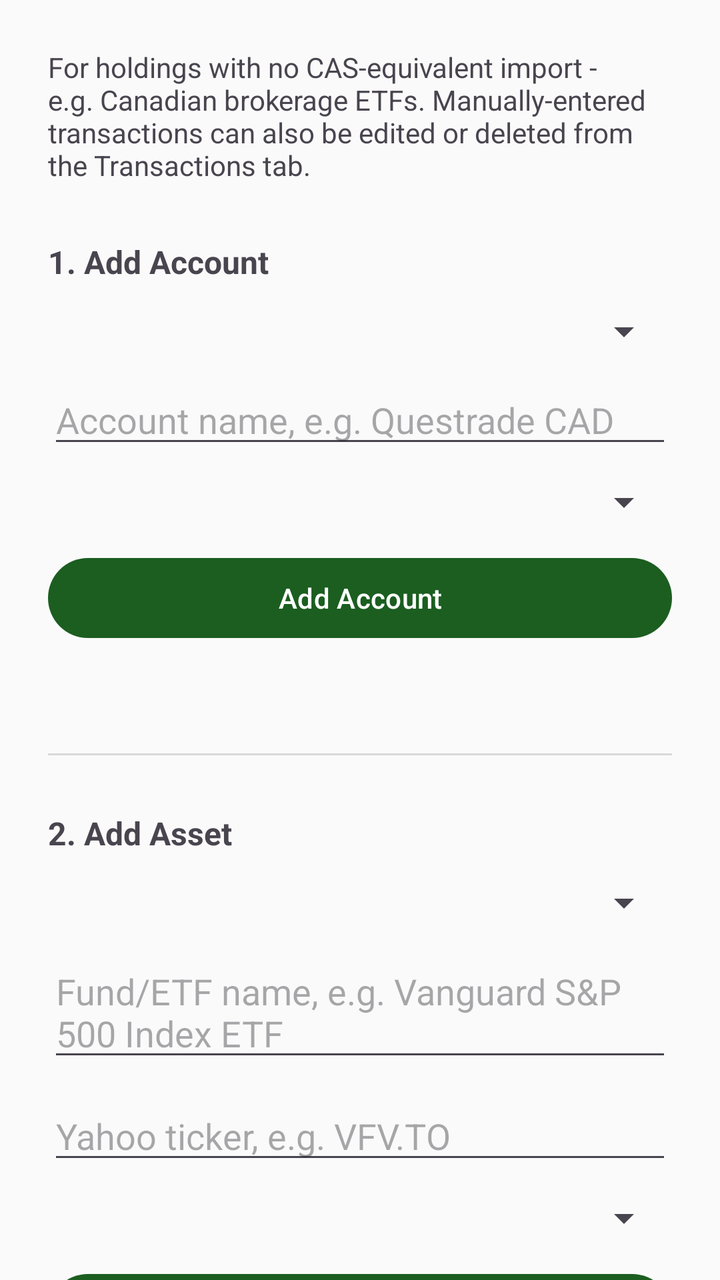
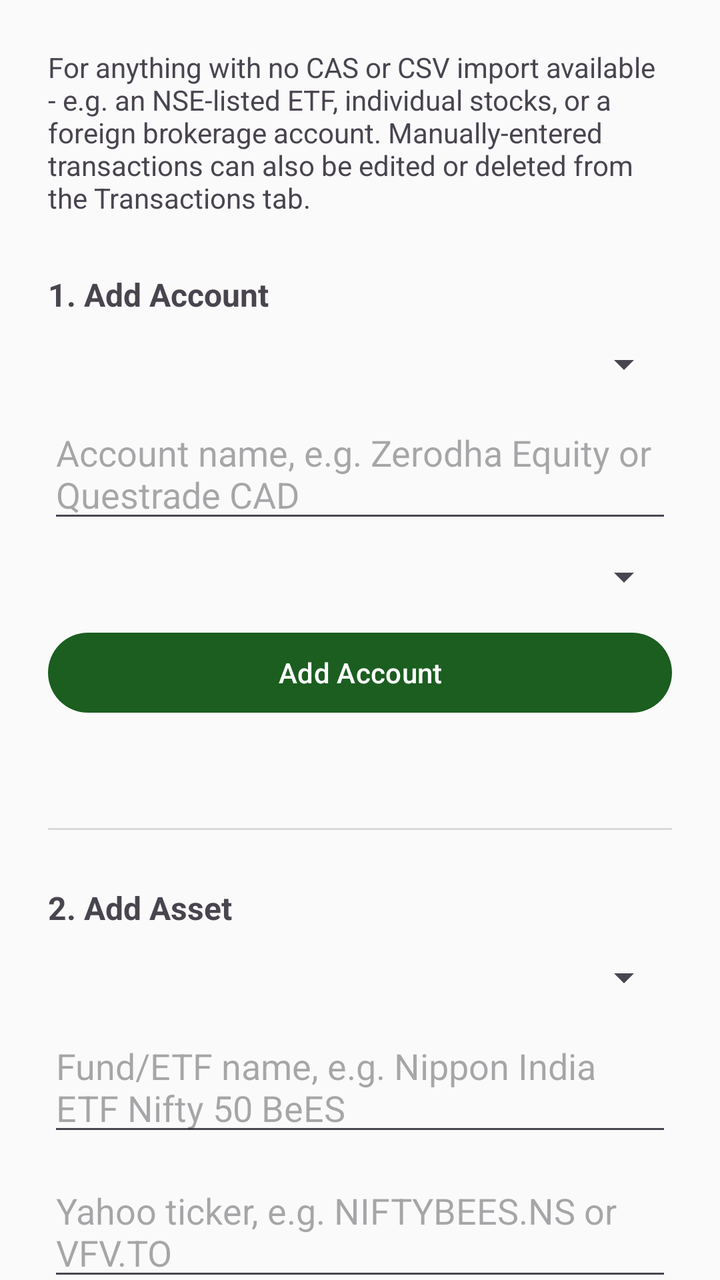

Compare the two renders of this Android layout. The source of the first and the diff that turns it into the second are given below.
<!-- AndroidManifest.xml: application theme Theme.PersonalPortfolio -->
<!-- res/layout/activity_manual_holdings.xml -->
<?xml version="1.0" encoding="utf-8"?>
<androidx.core.widget.NestedScrollView xmlns:android="http://schemas.android.com/apk/res/android"
    android:layout_width="match_parent"
    android:layout_height="match_parent"
    android:fillViewport="true">

    <LinearLayout
        android:layout_width="match_parent"
        android:layout_height="wrap_content"
        android:orientation="vertical"
        android:padding="24dp">

        <TextView
            android:layout_width="match_parent"
            android:layout_height="wrap_content"
            android:textSize="14sp"
            android:text="For holdings with no CAS-equivalent import - e.g. Canadian brokerage ETFs. Manually-entered transactions can also be edited or deleted from the Transactions tab." />

        
        <TextView
            android:layout_width="match_parent"
            android:layout_height="wrap_content"
            android:layout_marginTop="28dp"
            android:textSize="16sp"
            android:textStyle="bold"
            android:text="1. Add Account" />

        <Spinner
            android:id="@+id/accountMemberSpinner"
            android:layout_width="match_parent"
            android:layout_height="wrap_content"
            android:layout_marginTop="12dp" />

        <EditText
            android:id="@+id/accountNameInput"
            android:layout_width="match_parent"
            android:layout_height="wrap_content"
            android:layout_marginTop="10dp"
            android:hint="Account name, e.g. Questrade CAD" />

        <Spinner
            android:id="@+id/accountCurrencySpinner"
            android:layout_width="match_parent"
            android:layout_height="wrap_content"
            android:layout_marginTop="10dp" />

        <Button
            android:id="@+id/addAccountButton"
            android:layout_width="match_parent"
            android:layout_height="wrap_content"
            android:layout_marginTop="12dp"
            android:text="Add Account" />

        <TextView
            android:id="@+id/accountStatusText"
            android:layout_width="match_parent"
            android:layout_height="wrap_content"
            android:layout_marginTop="8dp"
            android:textSize="13sp" />

        <View
            android:layout_width="match_parent"
            android:layout_height="1dp"
            android:background="#22000000"
            android:layout_marginTop="28dp"
            android:layout_marginBottom="28dp" />

        
        <TextView
            android:layout_width="match_parent"
            android:layout_height="wrap_content"
            android:textSize="16sp"
            android:textStyle="bold"
            android:text="2. Add Asset" />

        <Spinner
            android:id="@+id/assetAccountSpinner"
            android:layout_width="match_parent"
            android:layout_height="wrap_content"
            android:layout_marginTop="12dp" />

        <EditText
            android:id="@+id/assetNameInput"
            android:layout_width="match_parent"
            android:layout_height="wrap_content"
            android:layout_marginTop="10dp"
            android:hint="Fund/ETF name, e.g. Vanguard S&amp;P 500 Index ETF" />

        <EditText
            android:id="@+id/assetSymbolInput"
            android:layout_width="match_parent"
            android:layout_height="wrap_content"
            android:layout_marginTop="10dp"
            android:hint="Yahoo ticker, e.g. VFV.TO" />

        <Spinner
            android:id="@+id/assetTypeSpinner"
            android:layout_width="match_parent"
            android:layout_height="wrap_content"
            android:layout_marginTop="10dp" />

        <Button
            android:id="@+id/addAssetButton"
            android:layout_width="match_parent"
            android:layout_height="wrap_content"
            android:layout_marginTop="12dp"
            android:text="Add Asset" />

        <TextView
            android:id="@+id/assetStatusText"
            android:layout_width="match_parent"
            android:layout_height="wrap_content"
            android:layout_marginTop="8dp"
            android:textSize="13sp" />

        <View
            android:layout_width="match_parent"
            android:layout_height="1dp"
            android:background="#22000000"
            android:layout_marginTop="28dp"
            android:layout_marginBottom="28dp" />

        
        <TextView
            android:layout_width="match_parent"
            android:layout_height="wrap_content"
            android:textSize="16sp"
            android:textStyle="bold"
            android:text="3. Add Transaction" />

        <Spinner
            android:id="@+id/txnAccountSpinner"
            android:layout_width="match_parent"
            android:layout_height="wrap_content"
            android:layout_marginTop="12dp" />

        <Spinner
            android:id="@+id/txnAssetSpinner"
            android:layout_width="match_parent"
            android:layout_height="wrap_content"
            android:layout_marginTop="10dp" />

        <EditText
            android:id="@+id/txnDateInput"
            android:layout_width="match_parent"
            android:layout_height="wrap_content"
            android:layout_marginTop="10dp"
            android:hint="Date (YYYY-MM-DD)" />

        <Spinner
            android:id="@+id/txnTypeSpinner"
            android:layout_width="match_parent"
            android:layout_height="wrap_content"
            android:layout_marginTop="10dp" />

        <EditText
            android:id="@+id/txnAmountInput"
            android:layout_width="match_parent"
            android:layout_height="wrap_content"
            android:layout_marginTop="10dp"
            android:hint="Amount (in the account's own currency)"
            android:inputType="numberDecimal|numberSigned" />

        <EditText
            android:id="@+id/txnUnitsInput"
            android:layout_width="match_parent"
            android:layout_height="wrap_content"
            android:layout_marginTop="10dp"
            android:hint="Units"
            android:inputType="numberDecimal|numberSigned" />

        <Button
            android:id="@+id/addTransactionButton"
            android:layout_width="match_parent"
            android:layout_height="wrap_content"
            android:layout_marginTop="12dp"
            android:text="Add Transaction" />

        <TextView
            android:id="@+id/transactionStatusText"
            android:layout_width="match_parent"
            android:layout_height="wrap_content"
            android:layout_marginTop="8dp"
            android:textSize="13sp" />

    </LinearLayout>

</androidx.core.widget.NestedScrollView>
<!-- resources referenced by this layout -->
<resources>
  <style name="Theme.PersonalPortfolio" parent="Theme.Material3.DayNight.NoActionBar">
          <item name="colorPrimary">@color/colorPrimary</item>
          <item name="colorPrimaryVariant">@color/colorPrimaryVariant</item>
          <item name="colorOnPrimary">@color/colorOnPrimary</item>
  
          <item name="colorSecondary">@color/colorSecondary</item>
          <item name="colorOnSecondary">@color/colorOnSecondary</item>
  
          <item name="android:colorBackground">@color/colorBackground</item>
          <item name="colorOnBackground">@color/colorOnBackground</item>
  
          <item name="colorSurface">@color/colorSurface</item>
          <item name="colorOnSurface">@color/colorOnSurface</item>
  
          <item name="android:statusBarColor">@color/colorPrimaryVariant</item>
      </style>
  <color name="colorPrimary">#1B5E20</color>
  <color name="colorPrimaryVariant">#0D3B12</color>
  <color name="colorOnPrimary">#FFFFFF</color>
  <color name="colorSecondary">#00897B</color>
  <color name="colorOnSecondary">#FFFFFF</color>
  <color name="colorBackground">#FAFAFA</color>
  <color name="colorOnBackground">#1A1A1A</color>
  <color name="colorSurface">#FFFFFF</color>
  <color name="colorOnSurface">#1A1A1A</color>
</resources>

<!-- the commit's change to res/layout/activity_manual_holdings.xml (unified diff, before → after) -->
@@ -14,7 +14,7 @@
             android:layout_width="match_parent"
             android:layout_height="wrap_content"
             android:textSize="14sp"
-            android:text="For holdings with no CAS-equivalent import - e.g. Canadian brokerage ETFs. Manually-entered transactions can also be edited or deleted from the Transactions tab." />
+            android:text="For anything with no CAS or CSV import available - e.g. an NSE-listed ETF, individual stocks, or a foreign brokerage account. Manually-entered transactions can also be edited or deleted from the Transactions tab." />
 
         
         <TextView
@@ -36,7 +36,7 @@
             android:layout_width="match_parent"
             android:layout_height="wrap_content"
             android:layout_marginTop="10dp"
-            android:hint="Account name, e.g. Questrade CAD" />
+            android:hint="Account name, e.g. Zerodha Equity or Questrade CAD" />
 
         <Spinner
             android:id="@+id/accountCurrencySpinner"
@@ -84,14 +84,14 @@
             android:layout_width="match_parent"
             android:layout_height="wrap_content"
             android:layout_marginTop="10dp"
-            android:hint="Fund/ETF name, e.g. Vanguard S&amp;P 500 Index ETF" />
+            android:hint="Fund/ETF name, e.g. Nippon India ETF Nifty 50 BeES" />
 
         <EditText
             android:id="@+id/assetSymbolInput"
             android:layout_width="match_parent"
             android:layout_height="wrap_content"
             android:layout_marginTop="10dp"
-            android:hint="Yahoo ticker, e.g. VFV.TO" />
+            android:hint="Yahoo ticker, e.g. NIFTYBEES.NS or VFV.TO" />
 
         <Spinner
             android:id="@+id/assetTypeSpinner"
